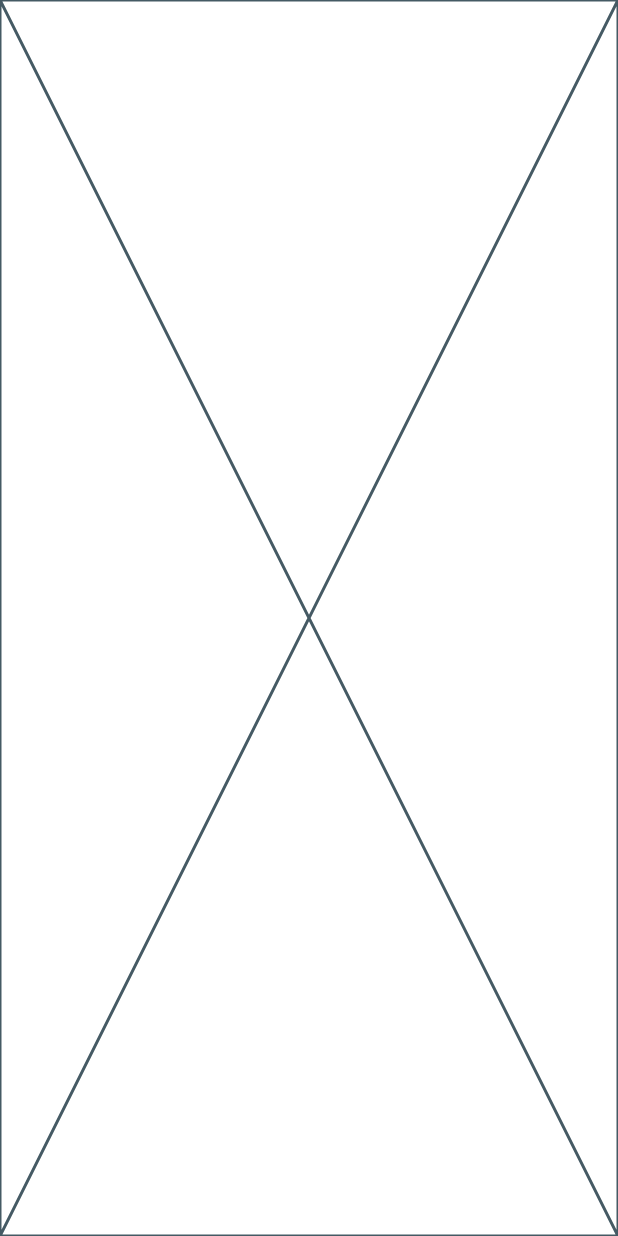
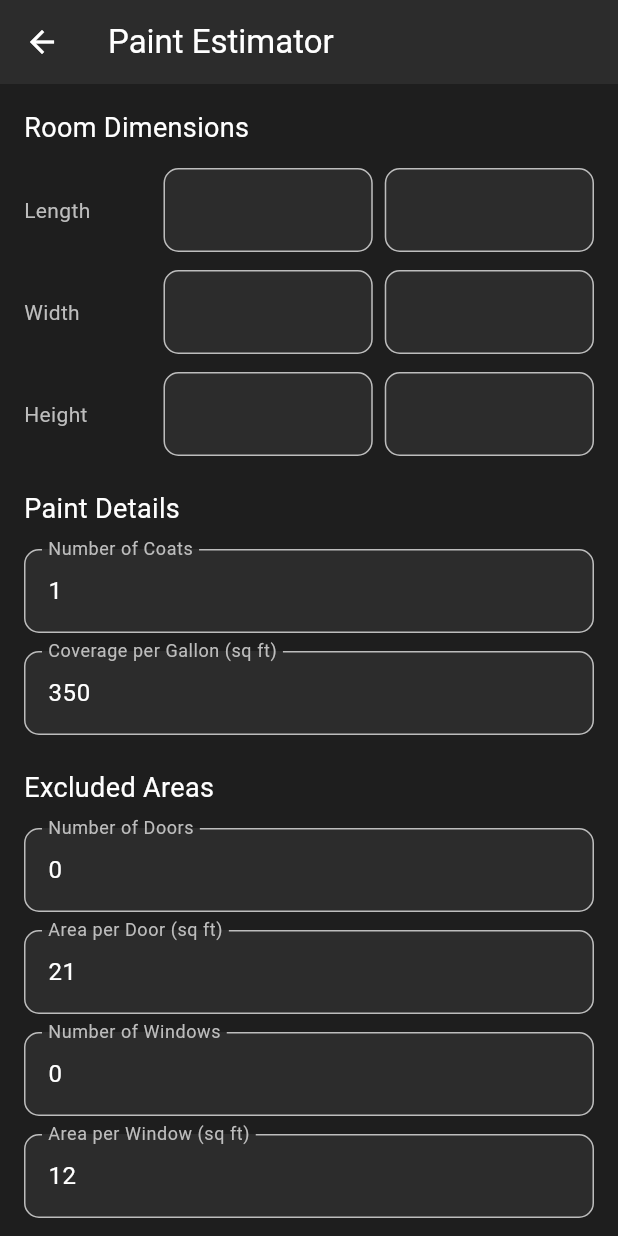
Before and after one commit to savannahharvey/construction_calculator, a Flutter app: the screen it shows after launch, after a tap on "Paint Estimator", on a phone screen of 412 x 824 dp. Run offline on Flutter 3.47's test engine with Material 3 defaults, Android fonts, the phone set to English and light mode, and no system bars.

Commit message:
added paint estimator and route to home screen

```diff
--- a/lib/screens/home_screen.dart
+++ b/lib/screens/home_screen.dart
@@ -3,6 +3,7 @@ import 'package:construction_calculator/theme/app_colors.dart'; // color theme
 import 'package:construction_calculator/screens/concrete_calculator_screen.dart';
 import 'package:construction_calculator/screens/framing_calculator_screen.dart';
 import 'package:construction_calculator/screens/lumber_calculator_screen.dart';
+import 'package:construction_calculator/screens/paint_estimator_screen.dart';
 
 
 class HomeScreen extends StatelessWidget {
@@ -14,8 +15,8 @@ class HomeScreen extends StatelessWidget {
       'Concrete Calculator': const ConcreteCalculatorScreen(),
       'Wall Framing': const FramingCalculatorScreen(),
       'Lumber Calculator': const LumberCalculatorScreen(),
+      'Paint Estimator': const PaintEstimatorScreen(),
       // Add more pages here as needed
-      'Paint Estimator': Placeholder(),
       'Roofing Estimator': Placeholder(),
       'Tile / Flooring': Placeholder(),
       'Unit Converter': Placeholder(),
--- /dev/null
+++ b/lib/screens/paint_estimator_screen.dart
@@ -0,0 +1,224 @@
+import 'package:flutter/material.dart';
+import 'dart:math';
+import 'package:construction_calculator/theme/app_colors.dart';
+
+class PaintEstimatorScreen extends StatefulWidget {
+  const PaintEstimatorScreen({super.key});
+
+  @override
+  State<PaintEstimatorScreen> createState() => _PaintEstimatorScreenState();
+}
+
+class _PaintEstimatorScreenState extends State<PaintEstimatorScreen> {
+  // Room dimensions
+  final TextEditingController lengthFtController = TextEditingController();
+  final TextEditingController lengthInController = TextEditingController();
+  final TextEditingController widthFtController = TextEditingController();
+  final TextEditingController widthInController = TextEditingController();
+  final TextEditingController heightFtController = TextEditingController();
+  final TextEditingController heightInController = TextEditingController();
+
+  // Paint and feature details
+  final TextEditingController coatsController = TextEditingController(text: '1');
+  final TextEditingController coverageController = TextEditingController(text: '350');
+
+  final TextEditingController numDoorsController = TextEditingController(text: '0');
+  final TextEditingController numWindowsController = TextEditingController(text: '0');
+  final TextEditingController doorAreaController = TextEditingController(text: '21'); // default 3ft x 7ft
+  final TextEditingController windowAreaController = TextEditingController(text: '12'); // default 3ft x 4ft
+
+  bool includeCeiling = false;
+
+  double? totalArea;
+  double? totalGallons;
+  double? leftoverSqFt;
+  String? leftoverText;
+
+  void calculatePaint() {
+    double toFeet(String ftText, String inText) {
+      final ft = double.tryParse(ftText) ?? 0;
+      final inches = double.tryParse(inText) ?? 0;
+      return ft + inches / 12;
+    }
+
+    final length = toFeet(lengthFtController.text, lengthInController.text);
+    final width = toFeet(widthFtController.text, widthInController.text);
+    final height = toFeet(heightFtController.text, heightInController.text);
+
+    final numCoats = int.tryParse(coatsController.text) ?? 1;
+    final coveragePerGallon = double.tryParse(coverageController.text) ?? 350;
+
+    final numDoors = int.tryParse(numDoorsController.text) ?? 0;
+    final numWindows = int.tryParse(numWindowsController.text) ?? 0;
+    final doorArea = double.tryParse(doorAreaController.text) ?? 0;
+    final windowArea = double.tryParse(windowAreaController.text) ?? 0;
+
+    double wallArea = 2 * (length * height) + 2 * (width * height);
+    double ceilingArea = includeCeiling ? (length * width) : 0;
+    double excludedArea = (numDoors * doorArea) + (numWindows * windowArea);
+
+    final totalPaintArea = max((wallArea + ceilingArea - excludedArea), 0.0) * numCoats;
+    final gallonsNeeded = (totalPaintArea / coveragePerGallon).ceilToDouble();
+    final leftoverPaint = max((gallonsNeeded * coveragePerGallon) - totalPaintArea, 0.0);
+
+    setState(() {
+      totalArea = totalPaintArea;
+      totalGallons = gallonsNeeded;
+      leftoverSqFt = leftoverPaint;
+      leftoverText = formatLeftoverGallons(leftoverPaint, coveragePerGallon);
+    });
+  }
+
+  // Helper method to format leftover gallons
+  String formatLeftoverGallons(double leftoverSqFt, double coveragePerGallon) {
+    double fraction = leftoverSqFt / coveragePerGallon;
+
+    if (fraction < 0.125) return "Less than 1/8 gallon";
+    if ((fraction - 0.25).abs() < 0.1) return "0.25 gallons (~${(coveragePerGallon * 0.25).toStringAsFixed(1)} sq ft)";
+    if ((fraction - 0.33).abs() < 0.1) return "1/3 gallon (~${(coveragePerGallon * 0.33).toStringAsFixed(1)} sq ft)";
+    if ((fraction - 0.5).abs() < 0.1) return "0.5 gallons (~${(coveragePerGallon * 0.5).toStringAsFixed(1)} sq ft)";
+    if ((fraction - 0.75).abs() < 0.1) return "0.75 gallons (~${(coveragePerGallon * 0.75).toStringAsFixed(1)} sq ft)";
+    if (fraction < 1) {
+      return "${fraction.toStringAsFixed(2)} gallons (~${leftoverSqFt.toStringAsFixed(1)} sq ft)";
+    }
+
+    return "${fraction.toStringAsFixed(2)} gallons (~${leftoverSqFt.toStringAsFixed(1)} sq ft)";
+  }
+
+  @override
+  Widget build(BuildContext context) {
+    return Scaffold(
+      backgroundColor: AppColors.scaffoldBackground,
+      appBar: AppBar(
+        backgroundColor: AppColors.surface,
+        title: const Text(
+          'Paint Estimator',
+          style: TextStyle(color: AppColors.textPrimary),
+        ),
+        leading: IconButton(
+          icon: const Icon(Icons.arrow_back, color: AppColors.textPrimary),
+          onPressed: () => Navigator.pop(context),
+        ),
+      ),
+      body: SingleChildScrollView(
+        padding: const EdgeInsets.all(16),
+        child: Column(
+          crossAxisAlignment: CrossAxisAlignment.start,
+          children: [
+            const Text("Room Dimensions", style: TextStyle(color: AppColors.textPrimary, fontSize: 18)),
+            const SizedBox(height: 8),
+            _buildDimensionRow("Length", lengthFtController, lengthInController),
+            _buildDimensionRow("Width", widthFtController, widthInController),
+            _buildDimensionRow("Height", heightFtController, heightInController),
+            const SizedBox(height: 16),
+
+            const Text("Paint Details", style: TextStyle(color: AppColors.textPrimary, fontSize: 18)),
+            const SizedBox(height: 8),
+            _buildTextField("Number of Coats", coatsController),
+            _buildTextField("Coverage per Gallon (sq ft)", coverageController),
+            const SizedBox(height: 16),
+
+            const Text("Excluded Areas", style: TextStyle(color: AppColors.textPrimary, fontSize: 18)),
+            const SizedBox(height: 8),
+            _buildTextField("Number of Doors", numDoorsController),
+            _buildTextField("Area per Door (sq ft)", doorAreaController),
+            _buildTextField("Number of Windows", numWindowsController),
+            _buildTextField("Area per Window (sq ft)", windowAreaController),
+
+            SwitchListTile(
+              title: const Text("Include Ceiling?", style: TextStyle(color: AppColors.textPrimary)),
+              value: includeCeiling,
+              activeColor: AppColors.constructionOrange,
+              onChanged: (val) => setState(() => includeCeiling = val),
+            ),
+            const SizedBox(height: 20),
+
+            Center(
+              child: ElevatedButton(
+                style: ElevatedButton.styleFrom(
+                  backgroundColor: AppColors.buttonBackground,
+                  foregroundColor: AppColors.buttonText,
+                  padding: const EdgeInsets.symmetric(horizontal: 40, vertical: 16),
+                ),
+                onPressed: calculatePaint,
+                child: const Text("Calculate Paint", style: TextStyle(fontSize: 18)),
+              ),
+            ),
+            const SizedBox(height: 24),
+
+            if (totalArea != null && totalGallons != null && leftoverSqFt != null)
+              Column(
+                crossAxisAlignment: CrossAxisAlignment.start,
+                children: [
+                  Text("Total Area to Paint: ${totalArea!.toStringAsFixed(2)} sq ft",
+                      style: const TextStyle(color: AppColors.textSecondary, fontSize: 16)),
+                  const SizedBox(height: 8),
+                  Text("Gallons of Paint Needed: ${totalGallons!.toStringAsFixed(0)}",
+                      style: const TextStyle(color: AppColors.textSecondary, fontSize: 16)),
+                  const SizedBox(height: 8),
+                  Text("Approximate Paint Leftover: $leftoverText",
+                      style: const TextStyle(color: AppColors.textSecondary, fontSize: 16)),
+                ],
+              ),
+          ],
+        ),
+      ),
+    );
+  }
+
+  Widget _buildTextField(String label, TextEditingController controller) {
+    return Padding(
+      padding: const EdgeInsets.symmetric(vertical: 6),
+      child: TextField(
+        controller: controller,
+        keyboardType: TextInputType.number,
+        style: const TextStyle(color: AppColors.textPrimary),
+        decoration: InputDecoration(
+          labelText: label,
+          labelStyle: const TextStyle(color: AppColors.textSecondary),
+          filled: true,
+          fillColor: AppColors.surface,
+          border: OutlineInputBorder(borderRadius: BorderRadius.circular(10)),
+        ),
+      ),
+    );
+  }
+
+  Widget _buildDimensionRow(String label, TextEditingController ftCtrl, TextEditingController inCtrl) {
+    return Padding(
+      padding: const EdgeInsets.symmetric(vertical: 6),
+      child: Row(
+        children: [
+          Expanded(
+            flex: 2,
+            child: Text(label, style: const TextStyle(color: AppColors.textSecondary)),
+          ),
+          Expanded(
+            flex: 3,
+            child: _buildLabeledField("ft", ftCtrl),
+          ),
+          const SizedBox(width: 8),
+          Expanded(
+            flex: 3,
+            child: _buildLabeledField("in", inCtrl),
+          ),
+        ],
+      ),
+    );
+  }
+
+  Widget _buildLabeledField(String unit, TextEditingController controller) {
+    return TextField(
+      controller: controller,
+      keyboardType: TextInputType.number,
+      style: const TextStyle(color: AppColors.textPrimary),
+      decoration: InputDecoration(
+        prefixText: '$unit ',
+        prefixStyle: const TextStyle(color: AppColors.textSecondary),
+        filled: true,
+        fillColor: AppColors.surface,
+        border: OutlineInputBorder(borderRadius: BorderRadius.circular(10)),
+      ),
+    );
+  }
+}
```
